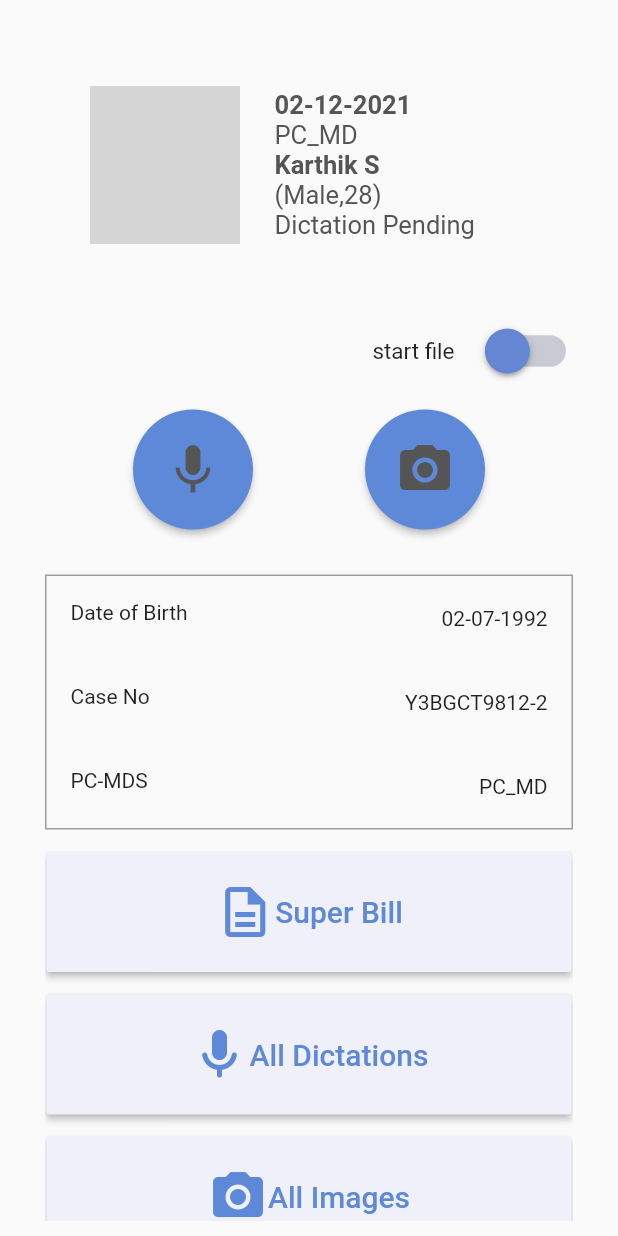
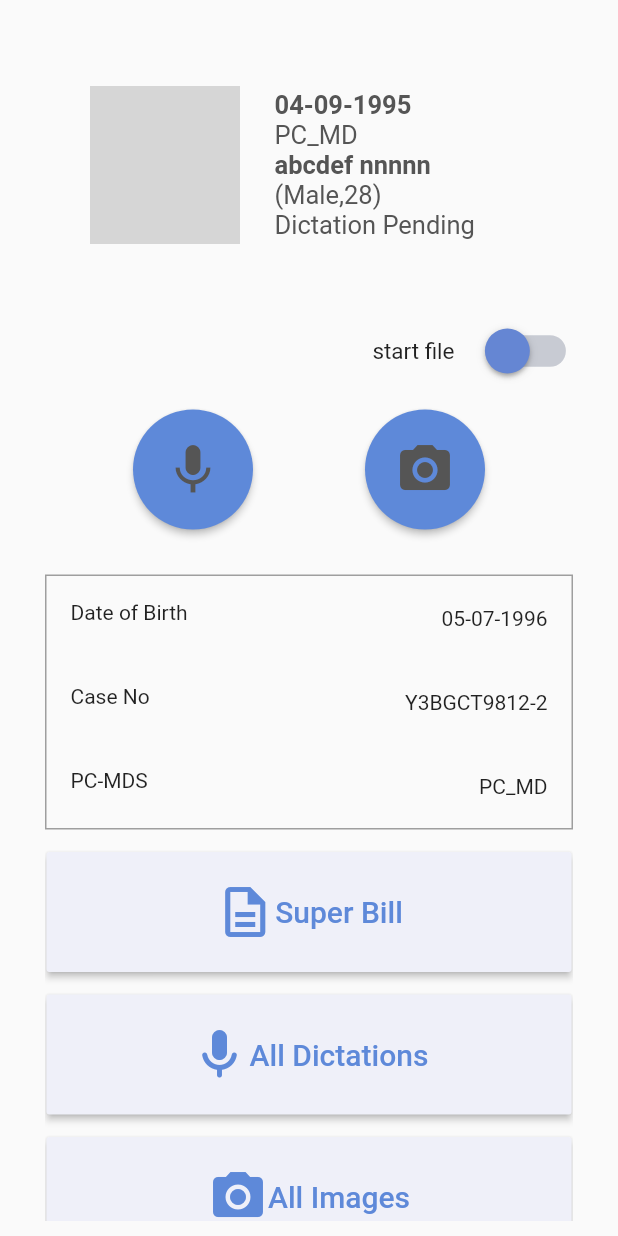
Before and after one commit to swapnaraddi/YourDoctorsApp, a Flutter app: the screen it shows after launch, on a phone screen of 412 x 824 dp. Run offline on Flutter 3.47's test engine with Material 2 defaults, Android fonts, the phone set to English and light mode, and no system bars; our stand-ins replace audioplayers, bloc, equatable, file, flutter_bloc, image_picker and 2 more; missing offline and left inert: audio_wave, flutter_audio_recorder; accounts and stored records are empty; network calls fail; grey boxes are pictures that could not be loaded.

Commit message:
Second Commit

```diff
--- a/lib/common/app_strings.dart
+++ b/lib/common/app_strings.dart
@@ -20,10 +20,10 @@ class AppStrings {
   static const superBill = "Super Bill";
   static const allDictation = "All Dictations";
   static const allImages = "All Images";
-  static const patient_dob = "02-12-2021";
+  static const patient_dob = "04-09-1995";
   static const pc_md = "PC_MD";
-  static const patientFName = "Karthik";
-  static const patientLName = "S";
+  static const patientFName = "abcdef";
+  static const patientLName = "nnnnn";
   static const male_28 = "(Male,28)";
   static const dictationPending = "Dictation Pending";
   static const  defaultImage = "https://icon-library.com/images/person-image-icon/person-image-icon-6.jpg";
@@ -31,7 +31,7 @@ class AppStrings {
   static const dateOfbirth="Date of Birth";
   static const caseNo="Case No";
   static const PC_MD="PC-MDS";
-  static const dob="02-07-1992";
+  static const dob="05-07-1996";
   static const caseId="Y3BGCT9812-2";
   static const status="Checked Out";
   static const submitImages="Submit Images";
@@ -102,7 +102,8 @@ class AppStrings {
   static const col_ExternalDes= 'col_description';
 
   //Queries
-  static const deleteAllFile = 'DELETE FROM Audio_Table';
+ static const deleteFilesBefore5min = "DELETE FROM Audio_Table WHERE databaseDateTime <= datetime('now', '-5 minutes')";
+ //  static const deleteAllFile = "DELETE FROM Audio_Table WHERE createdDate = 2021-03-09";
   static const selectQuery = "SELECT * FROM Audio_Table";
 
 
@@ -116,7 +117,7 @@ class AppStrings {
   'patient_lname TEXT,'
   'patient_DOB TEXT,'
   'dictationTypeId,'
-  'createdDate,'
+  'createdDate TEXT,'
   'episodeId INT,'
   'episodeAttachmentRequestId,'
   'attachmentSizeBytes,'
--- a/lib/data/model/dictation.dart
+++ b/lib/data/model/dictation.dart
@@ -21,7 +21,7 @@ class Dictation {
   String patientLastName;
   String patientDOB;
   String caseNumber;
-  String DOS;
+  String dos;
   int practiceId;
   int locationId;
   int providerId;
@@ -36,7 +36,7 @@ class Dictation {
   bool isSelected;
 
   Dictation({this.id, this.audioFile,this.dictationId,this.episodeId,this.episodeAppointmentRequestId,this.attachmentName,this.attachmentSizeBytes,this.attachmentType,this.memberId,this.statusId,this.uploadedToServer,
-  this.createdDate,this.displayFileName,this.fileName,this.physicalFileName,this.patientFirstName,this.patientLastName,this.patientDOB,this.caseNumber,this.DOS,this.practiceId,this.locationId,this.providerId,
+  this.createdDate,this.displayFileName,this.fileName,this.physicalFileName,this.patientFirstName,this.patientLastName,this.patientDOB,this.caseNumber,this.dos,this.practiceId,this.locationId,this.providerId,
     this.appointmentTypeId, this.photoNameList,this.dictationTypeId,this.isEmergencyAddOn,this.externalDocumentTypeId,this.description,this.appointmentProvider,this.isSelected});
 
   Map<String, dynamic> toMap() {
@@ -60,7 +60,7 @@ class Dictation {
       'patientLastName':patientLastName,
       'patientDOB':patientDOB,
       'caseNo':caseNumber,
-      'DOS':DOS,
+      'DOS':dos,
       'practiceId':practiceId,
       'locationId':locationId,
       'providerId':providerId,
@@ -97,7 +97,7 @@ class Dictation {
     patientLastName = map['patientLastName'];
     patientDOB = map['patientDOB'];
     caseNumber = map['caseNo'];
-    DOS = map['DOS'];
+    dos = map['DOS'];
     practiceId = map['practiceId'];
     locationId = map['locationId'];
     providerId = map['providerId'];
```
Also changed, not shown: lib/data/model/external_dictation.dart (+4 -4 lines), lib/helper/db_helper.dart (+7 -8 lines), lib/ui/patient_details/audio_recording.dart (+6 -2 lines).
